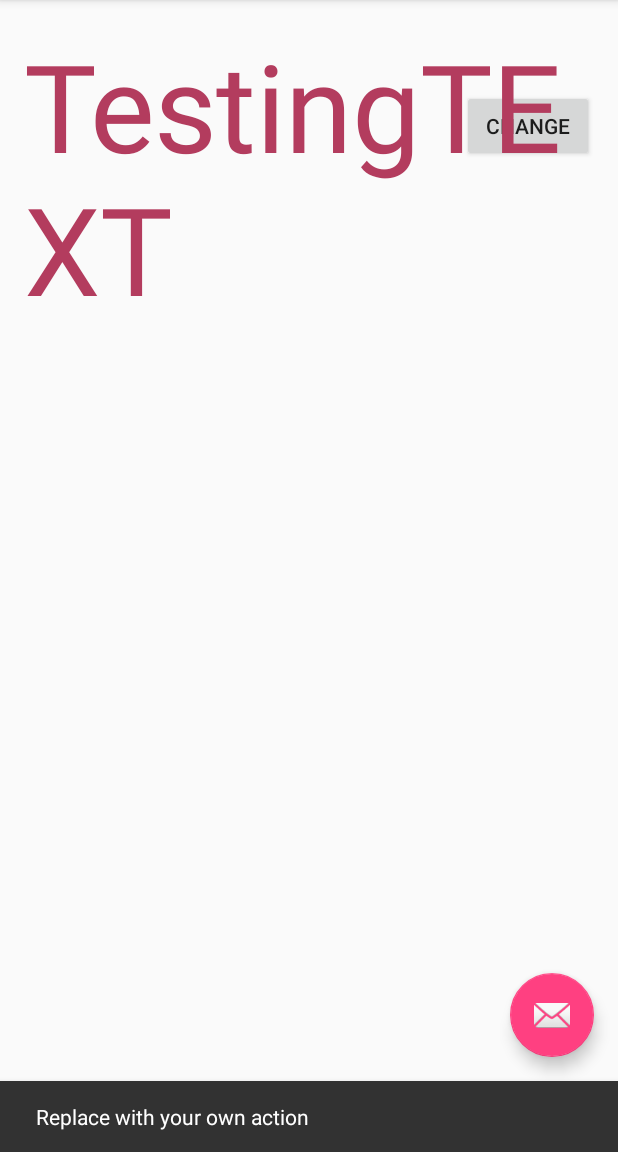
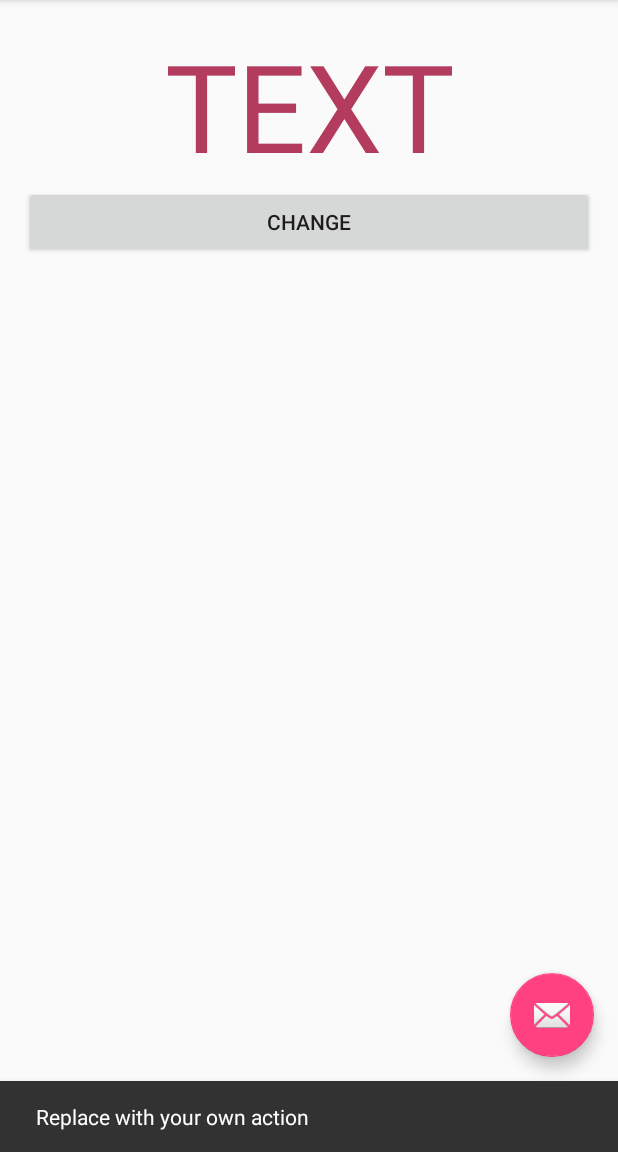
Before and after one commit to nikolanikic/Android, an Android app: the screen it shows after launch (MainActivity), after a tap on an icon or button, on a phone screen of 412 x 824 dp, the part 84-1236 px from its top. Run offline under Robolectric (Android 15) with nearby library versions, the phone set to English and light mode, and no system bars; 1 other tap on this screen came first.

Commit message:
bckg
Added bckg

```diff
--- /dev/null
+++ b/RCJeep/app/src/main/java/com/nnikic/rcjeep/Sensor.java
@@ -0,0 +1,19 @@
+package com.nnikic.rcjeep;
+
+import android.hardware.SensorEvent;
+import android.hardware.SensorEventListener;
+
+/**
+ * Created by nnikic on 1/19/2016.
+ */
+public class Sensor extends MainActivity implements SensorEventListener {
+    @Override
+    public void onSensorChanged(SensorEvent event) {
+
+    }
+
+    @Override
+    public void onAccuracyChanged(android.hardware.Sensor sensor, int accuracy) {
+
+    }
+}
--- a/RCJeep/app/src/main/res/layout/content_main.xml
+++ b/RCJeep/app/src/main/res/layout/content_main.xml
@@ -12,33 +12,36 @@
     tools:context="com.nnikic.rcjeep.MainActivity"
     tools:showIn="@layout/activity_main">
 
-    <RelativeLayout
+    <LinearLayout
         android:layout_width="match_parent"
-        android:layout_height="wrap_content">
+        android:layout_height="match_parent"
+        android:orientation="vertical">
 
-        <Button
-            android:id="@+id/buttonChangeColor"
-            android:layout_width="wrap_content"
+        <LinearLayout
+            android:layout_width="fill_parent"
+            android:layout_height="wrap_content">
+
+            <TextView
+                android:id="@+id/textViewZmija"
+                android:layout_width="match_parent"
+                android:layout_height="wrap_content"
+                android:gravity="center_horizontal"
+                android:text="@string/testing_text"
+                android:textColor="@color/colorPrimaryDark"
+                android:textSize="30sp" />
+        </LinearLayout>
+
+        <LinearLayout
+            android:layout_width="fill_parent"
             android:layout_height="wrap_content"
-            android:layout_alignParentEnd="true"
-            android:layout_alignParentRight="true"
-            android:layout_centerHorizontal="true"
-            android:layout_marginTop="44dp"
-            android:text="@string/btn_name_change" />
-    </RelativeLayout>
+            android:layout_gravity="center_horizontal">
 
-    <RelativeLayout
-        android:layout_width="match_parent"
-        android:layout_height="wrap_content">
+            <Button
+                android:id="@+id/buttonChangeColor"
+                android:layout_width="match_parent"
+                android:layout_height="wrap_content"
+                android:text="@string/btn_name_change" />
+        </LinearLayout>
 
-        <TextView
-            android:id="@+id/textViewZmija"
-            android:layout_width="wrap_content"
-            android:layout_height="wrap_content"
-            android:layout_centerInParent="true"
-            android:text="@string/testing_text"
-            android:textColor="@color/colorPrimaryDark"
-            android:textSize="20dp" />
-    </RelativeLayout>
-
+    </LinearLayout>
 </RelativeLayout>
--- a/RCJeep/app/src/main/res/values/strings.xml
+++ b/RCJeep/app/src/main/res/values/strings.xml
@@ -1,6 +1,6 @@
 <resources>
     <string name="app_name">RCJeep</string>
     <string name="action_settings">Settings</string>
-    <string name="testing_text">TestingTEXT</string>
+    <string name="testing_text">TEXT</string>
     <string name="btn_name_change">CHANGE</string>
 </resources>
```
Also changed, not shown: RCJeep/app/src/main/res/drawable/background/White Flower Petals Corner Light Blue Background Android Wallpaper.jpg (added), 1 other file.
